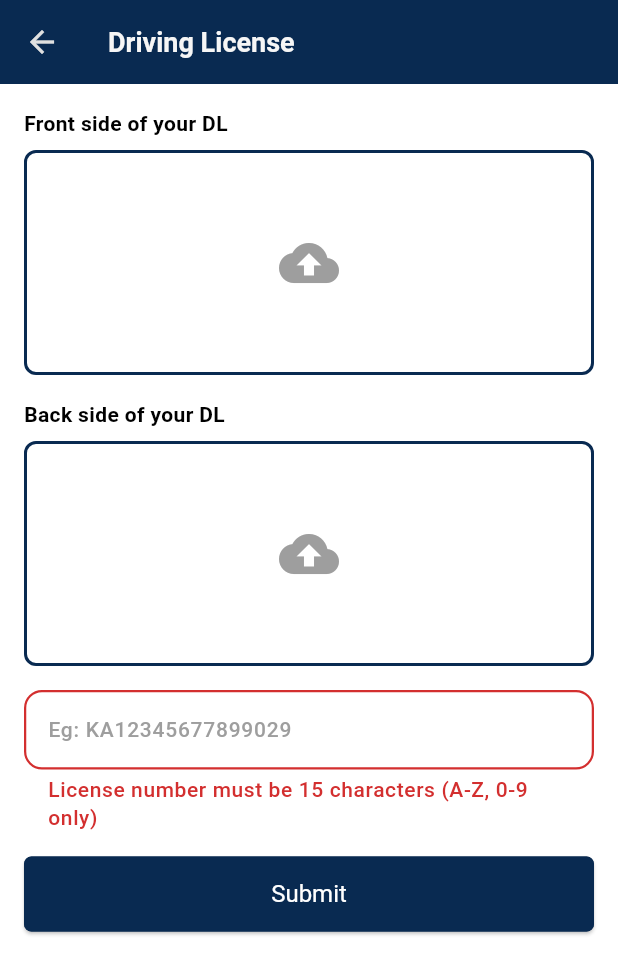
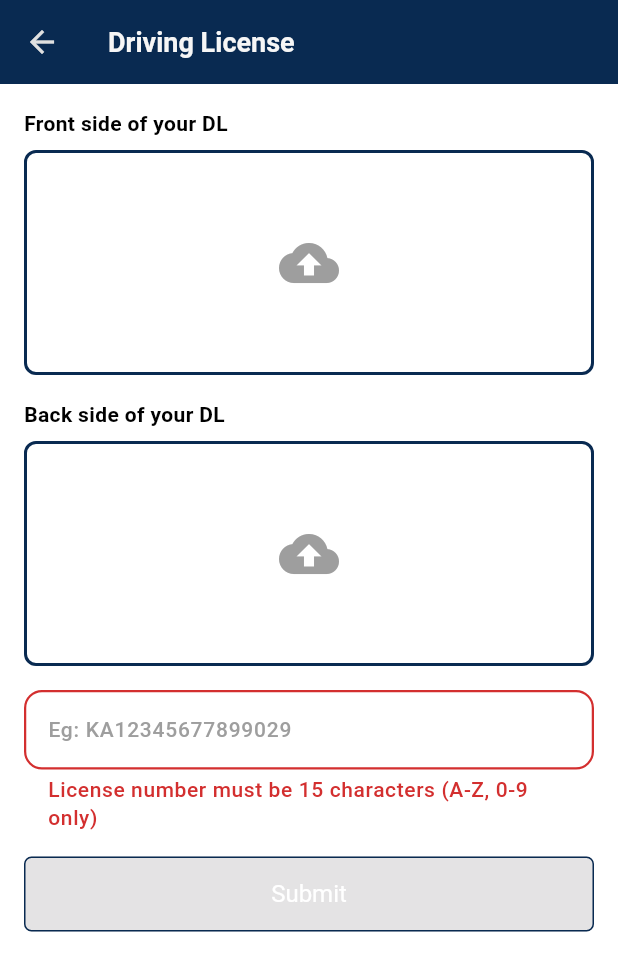
Before and after one commit to princeGithub999/Tripto-Driver, a Flutter app: the DrivingLicenseDetails screen opened directly, on a phone screen of 412 x 824 dp. Shown: the top 974 px of the screen. Run offline on Flutter 3.47's test engine with Material 3 defaults, Android fonts, the phone set to English and light mode, and no system bars; our stand-ins replace firebase_auth, firebase_core, firebase_storage, fluttertoast, geolocator, get and 8 more; accounts and stored records are empty.

Commit message:
do comment something

```diff
--- a/lib/view/screen/profile_details_screen/driving_licence_details.dart
+++ b/lib/view/screen/profile_details_screen/driving_licence_details.dart
@@ -1,20 +1,16 @@
 import 'package:flutter/material.dart';
 import 'package:provider/provider.dart';
-import 'package:tripto_driver/utils/app_sizes/sizes.dart';
 import 'package:tripto_driver/utils/constants/colors.dart';
-import 'package:tripto_driver/view_model/provider/form_fillup_provider/form_fillup_provider.dart';
+import '../../../view_model/provider/form_fillup_provider/form_fillup_provider.dart';
 
 class DrivingLicenseDetails extends StatelessWidget {
   @override
   Widget build(BuildContext context) {
-
-    var size = MediaQuery.of(context).size;
-
     final provider = Provider.of<FormFillupProvider>(context);
 
     return Scaffold(
       appBar: AppBar(
-         backgroundColor: AppColors.blue900,
+        backgroundColor: AppColors.blue900,
         title: const Text('Driving License'),
         leading: IconButton(
           icon: const Icon(Icons.arrow_back),
@@ -51,14 +47,17 @@ class DrivingLicenseDetails extends StatelessWidget {
             width: double.infinity,
             height: 150,
             decoration: BoxDecoration(
-              border: Border.all(color: AppColors.blue900,width: 2),
+              border: Border.all(color: AppColors.blue900, width: 2),
               borderRadius: BorderRadius.circular(8),
             ),
-            child: provider.frontImage == null && isFront || provider.backImage == null && !isFront
+            child: provider.frontImageUrl == null && isFront || provider.backImageUrl == null && !isFront
                 ? const Center(child: Icon(Icons.cloud_upload, color: Colors.grey, size: 40))
                 : ClipRRect(
               borderRadius: BorderRadius.circular(8),
-              child: Image.file(isFront ? provider.frontImage! : provider.backImage!, fit: BoxFit.cover),
+              child: Image.network(
+                isFront ? provider.frontImageUrl! : provider.backImageUrl!,
+                fit: BoxFit.cover,
+              ),
             ),
           ),
         ),
@@ -78,17 +77,23 @@ class DrivingLicenseDetails extends StatelessWidget {
       ),
     );
   }
-
+// submit //
   Widget _buildSubmitButton(FormFillupProvider provider) {
     return ElevatedButton(
-      onPressed: () {
-
-      },
+      onPressed: provider.isDocumentFormComplete
+          ? () {
+        print('License Front Image URL: ${provider.frontImageUrl}');
+        print('License Back Image URL: ${provider.backImageUrl}');
+      }
+          : null,
       style: ElevatedButton.styleFrom(
         backgroundColor: AppColors.blue900,
-        minimumSize: Size(double.infinity, 50),
+        minimumSize: const Size(double.infinity, 50),
       ),
-      child: const Text('Submit',style: TextStyle(color: Colors.white,fontSize: AppSizes.buttomTextSize),),
+      child: const Text(
+        'Submit',
+        style: TextStyle(color: Colors.white, fontSize: 16),
+      ),
     );
   }
 }
--- a/lib/view_model/provider/form_fillup_provider/form_fillup_provider.dart
+++ b/lib/view_model/provider/form_fillup_provider/form_fillup_provider.dart
@@ -1,4 +1,5 @@
 import 'dart:io';
+import 'package:firebase_storage/firebase_storage.dart';
 import 'package:flutter/material.dart';
 import 'package:image_picker/image_picker.dart';
 import '../../../view/screen/profile_details_screen/aadhaar_pan_details.dart';
```
Also changed, not shown: pubspec.lock.
